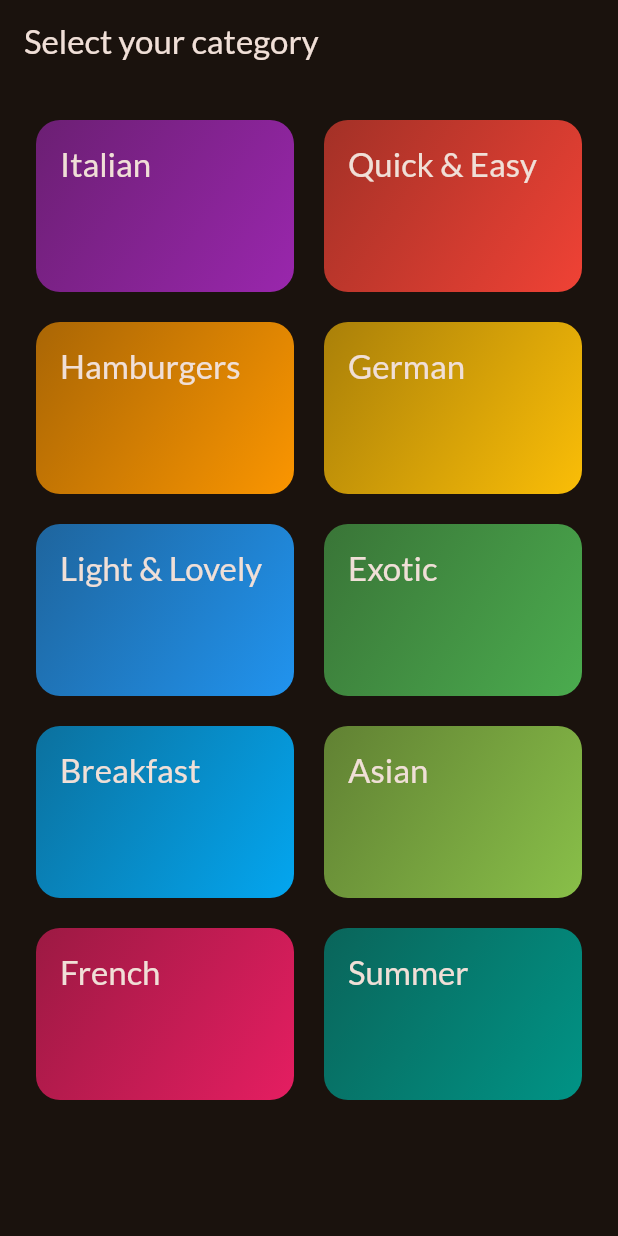
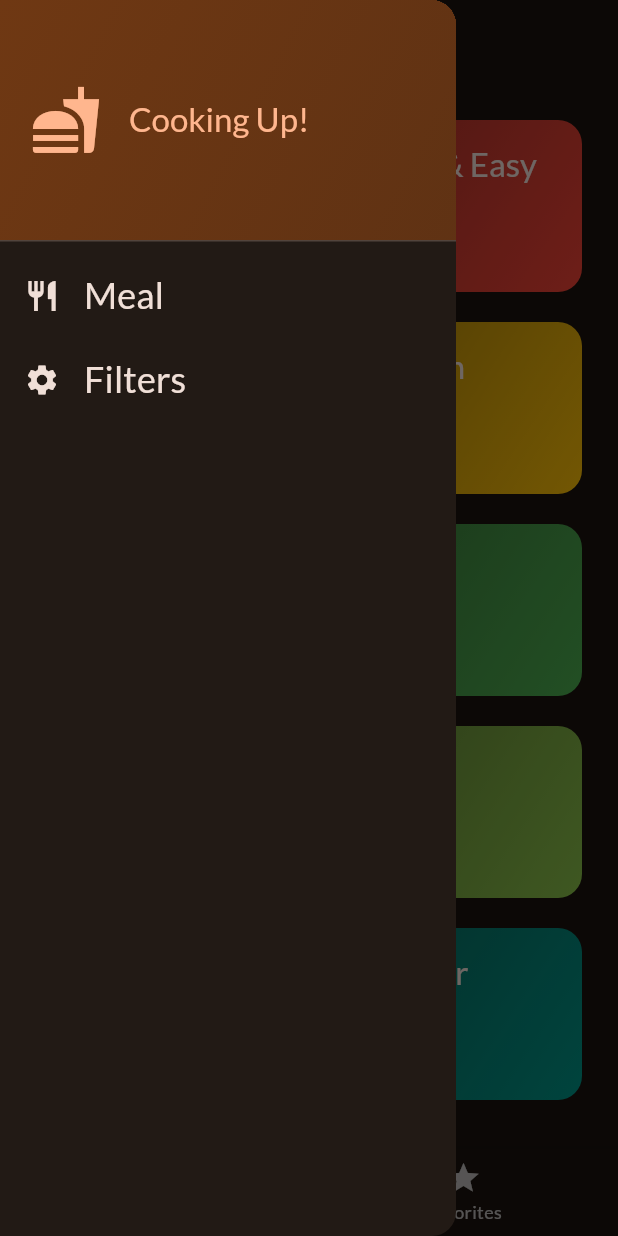
Before and after one commit to TanveerBansal/flutter_first, a Flutter app: the screen it shows after launch, with the side drawer open (before the commit the screen has no drawer), on a phone screen of 412 x 824 dp. Run offline on Flutter 3.47's test engine with Material 3 defaults, Android fonts, the phone set to English and light mode, and no system bars; our stand-ins replace google_fonts, transparent_image.

Commit message:
Tabs, favorite toggle, drawer funtionality

```diff
--- a/lib/main.dart
+++ b/lib/main.dart
@@ -1,6 +1,7 @@
+import 'package:first_app/screens/tabs.dart';
 import 'package:flutter/material.dart';
 import 'package:google_fonts/google_fonts.dart';
-import 'package:first_app/screens/categories.dart';
+// import 'package:first_app/screens/categories.dart';
 
 final theme = ThemeData(
   colorScheme: ColorScheme.fromSeed(
@@ -14,7 +15,7 @@ class MyApp extends StatelessWidget {
   const MyApp({super.key});
   @override
   Widget build(BuildContext context) {
-    return MaterialApp(theme: theme, home: const CategoryScreen());
+    return MaterialApp(theme: theme, home: const TabsScreen());
   }
 }
 
--- a/lib/screens/categories.dart
+++ b/lib/screens/categories.dart
@@ -1,11 +1,13 @@
 import 'package:first_app/models/category.dart';
+import 'package:first_app/models/meal.dart';
 import 'package:first_app/screens/meals.dart';
 import 'package:first_app/widgets/category_grid_item.dart';
 import 'package:flutter/material.dart';
 import 'package:first_app/data/dummay_data.dart';
 
 class CategoryScreen extends StatelessWidget {
-  const CategoryScreen({super.key});
+  const CategoryScreen({super.key, required this.onToggleFavourite});
+  final void Function(Meal meal) onToggleFavourite;
 
   void _selectCategory(BuildContext context, Category category) {
     final meals = dummyMeals
@@ -17,7 +19,11 @@ class CategoryScreen extends StatelessWidget {
     Navigator.push(
       context,
       MaterialPageRoute(
-        builder: (ctx) => MealsScreen(title: category.title, meals: meals),
+        builder: (ctx) => MealsScreen(
+          title: category.title,
+          meals: meals,
+          onToggleFavourite: onToggleFavourite,
+        ),
       ),
     );
     // this can be written another as show below, (both will work same)
@@ -26,10 +32,9 @@ class CategoryScreen extends StatelessWidget {
 
   @override
   Widget build(BuildContext context) {
-    return Scaffold(
-      appBar: AppBar(title: const Text('Select your category')),
+    return
     // NOTE: GridView.builder allow to make the Grid dynamically (like the ListBuilder), this help in the performance optimization, but here we have some a finite number of categories so here simple GridView is implemented
-      body: GridView(
+    GridView(
       padding: const EdgeInsets.all(24),
       gridDelegate: const SliverGridDelegateWithFixedCrossAxisCount(
         crossAxisCount: 2,
@@ -47,7 +52,6 @@ class CategoryScreen extends StatelessWidget {
             },
           ),
       ],
-      ),
     );
   }
 }
--- a/lib/screens/meal_detail.dart
+++ b/lib/screens/meal_detail.dart
@@ -2,12 +2,28 @@ import 'package:first_app/models/meal.dart';
 import 'package:flutter/material.dart';
 
 class MealdetailScreen extends StatelessWidget {
-  const MealdetailScreen(this.meal, {super.key});
+  const MealdetailScreen(
+    this.meal, {
+    super.key,
+    required this.onToggleFavourite,
+  });
   final Meal meal;
+  final void Function(Meal meal) onToggleFavourite;
+
   @override
   Widget build(BuildContext context) {
     return Scaffold(
-      appBar: AppBar(title: Text(meal.title)),
+      appBar: AppBar(
+        title: Text(meal.title),
+        actions: [
+          IconButton(
+            onPressed: () {
+              onToggleFavourite(meal);
+            },
+            icon: const Icon(Icons.favorite_border),
+          ),
+        ],
+      ),
       body: Column(
         children: [
           Image.network(
--- /dev/null
+++ b/lib/screens/tabs.dart
@@ -0,0 +1,79 @@
+import 'package:first_app/models/meal.dart';
+import 'package:first_app/screens/categories.dart';
+import 'package:first_app/screens/meals.dart';
+import 'package:first_app/widgets/main_drawer.dart';
+import 'package:flutter/material.dart';
+
+class TabsScreen extends StatefulWidget {
+  const TabsScreen({super.key});
+  @override
+  State<TabsScreen> createState() {
+    return _TabScreenState();
+  }
+}
+
+class _TabScreenState extends State<TabsScreen> {
+  int _selectedPageIndex = 0;
+  final List<Meal> _favoriteMeals = [];
+
+  void _selectPage(int index) {
+    setState(() {
+      _selectedPageIndex = index;
+    });
+  }
+
+  void _showInfoMessage(String message) {
+    ScaffoldMessenger.of(context).clearSnackBars();
+    ScaffoldMessenger.of(
+      context,
+    ).showSnackBar(SnackBar(content: Text(message)));
+  }
+
+  void _toggleMealFavorite(Meal meal) {
+    final isExisting = _favoriteMeals.contains(meal);
+    if (isExisting) {
+      setState(() {
+        _favoriteMeals.remove(meal);
+        _showInfoMessage('No longer favorite meal');
+      });
+    } else {
+      setState(() {
+        _favoriteMeals.add(meal);
+        _showInfoMessage('Marked as favourite meals');
+      });
+    }
+  }
+
+  @override
+  Widget build(BuildContext context) {
+    Widget activeScreen = CategoryScreen(
+      onToggleFavourite: _toggleMealFavorite,
+    );
+    var activeScreenTitle = 'Categories';
+    if (_selectedPageIndex == 1) {
+      activeScreen = MealsScreen(
+        meals: _favoriteMeals,
+        onToggleFavourite: _toggleMealFavorite,
+      );
+      activeScreenTitle = 'Your Favorites';
+    }
+
+    return Scaffold(
+      appBar: AppBar(title: Text(activeScreenTitle)),
+      drawer: const MainDrawer(),
+      body: activeScreen,
+      bottomNavigationBar: BottomNavigationBar(
+        onTap:
+            _selectPage, // NOTE: This onTap fn of BottomNavigationBar automatically receive an integer which is index;
+        currentIndex: _selectedPageIndex,
+        items: const [
+          BottomNavigationBarItem(
+            icon: Icon(Icons.set_meal),
+            label: 'Categories',
+          ),
+          BottomNavigationBarItem(icon: Icon(Icons.star), label: 'Favorites'),
+        ],
+      ),
+    );
+  }
+}
--- /dev/null
+++ b/lib/widgets/main_drawer.dart
@@ -0,0 +1,73 @@
+import 'package:flutter/material.dart';
+
+class MainDrawer extends StatelessWidget {
+  const MainDrawer({super.key});
+  @override
+  Widget build(BuildContext context) {
+    return Drawer(
+      child: Column(
+        children: [
+          DrawerHeader(
+            padding: const EdgeInsetsGeometry.all(20),
+            decoration: BoxDecoration(
+              gradient: LinearGradient(
+                colors: [
+                  Theme.of(context).colorScheme.primaryContainer,
+                  Theme.of(context).colorScheme.primaryContainer.withAlpha(204),
+                ],
+                begin: Alignment.topLeft,
+                end: Alignment.bottomRight,
+              ),
+            ),
+            child: Row(
+              children: [
+                Icon(
+                  Icons.fastfood,
+                  size: 48,
+                  color: Theme.of(context).colorScheme.primary,
+                ),
+                const SizedBox(width: 18),
+                Text(
+                  'Cooking Up!',
+                  style: Theme.of(context).textTheme.titleLarge!.copyWith(
+                    color: Theme.of(context).colorScheme.primary,
+                  ),
+                ),
+              ],
+            ),
+          ),
+          ListTile(
+            leading: Icon(
+              Icons.restaurant,
+              size: 24,
+              color: Theme.of(context).colorScheme.onSurface,
+            ),
+            title: Text(
+              'Meal',
+              style: Theme.of(context).textTheme.titleSmall!.copyWith(
+                color: Theme.of(context).colorScheme.onSurface,
+                fontSize: 24,
+              ),
+            ),
+            onTap: () {},
+          ),
+          ListTile(
+            leading: Icon(
+              Icons.settings,
+              size: 24,
+              color: Theme.of(context).colorScheme.onSurface,
+            ),
+            title: Text(
+              'Filters',
+              style: Theme.of(context).textTheme.titleSmall!.copyWith(
+                color: Theme.of(context).colorScheme.onSurface,
+                fontSize: 24,
+              ),
+            ),
+            onTap: () {},
+          ),
+        ],
+      ),
+    );
+  }
+}
--- a/lib/widgets/meal_item.dart
+++ b/lib/widgets/meal_item.dart
@@ -5,8 +5,10 @@ import 'package:first_app/models/meal.dart';
 import 'package:transparent_image/transparent_image.dart';
 
 class MealItem extends StatelessWidget {
-  const MealItem(this.meal, {super.key});
+  const MealItem(this.meal, {super.key, required this.onToggleFavourite});
   final Meal meal;
+  final void Function(Meal meal) onToggleFavourite;
+
   String get complexityText {
     return meal.complexity.name[0].toUpperCase() +
         meal.complexity.name.substring(1);
@@ -20,7 +22,10 @@ class MealItem extends StatelessWidget {
   void _handleTap(BuildContext context) {
     Navigator.push(
       context,
-      MaterialPageRoute(builder: (ctx) => MealdetailScreen(meal)),
+      MaterialPageRoute(
+        builder: (ctx) =>
+            MealdetailScreen(meal, onToggleFavourite: onToggleFavourite),
+      ),
     );
   }
 
```
Also changed, not shown: lib/screens/meals.dart (+15 -5 lines). Lines whose indentation alone changed are shown as unchanged.
